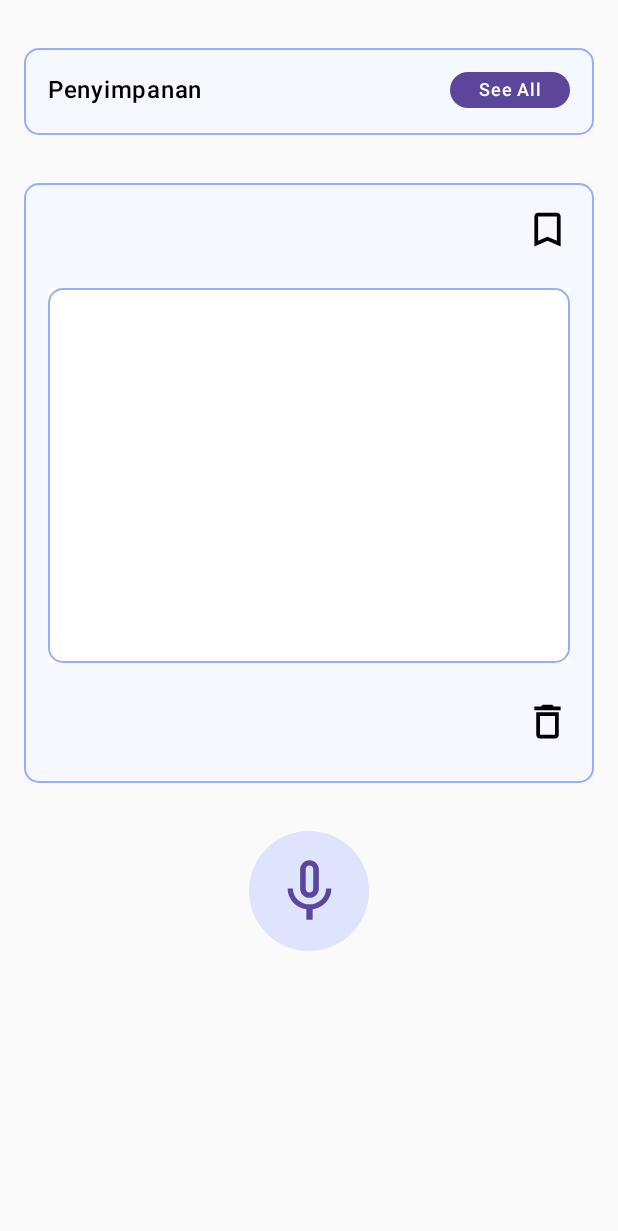
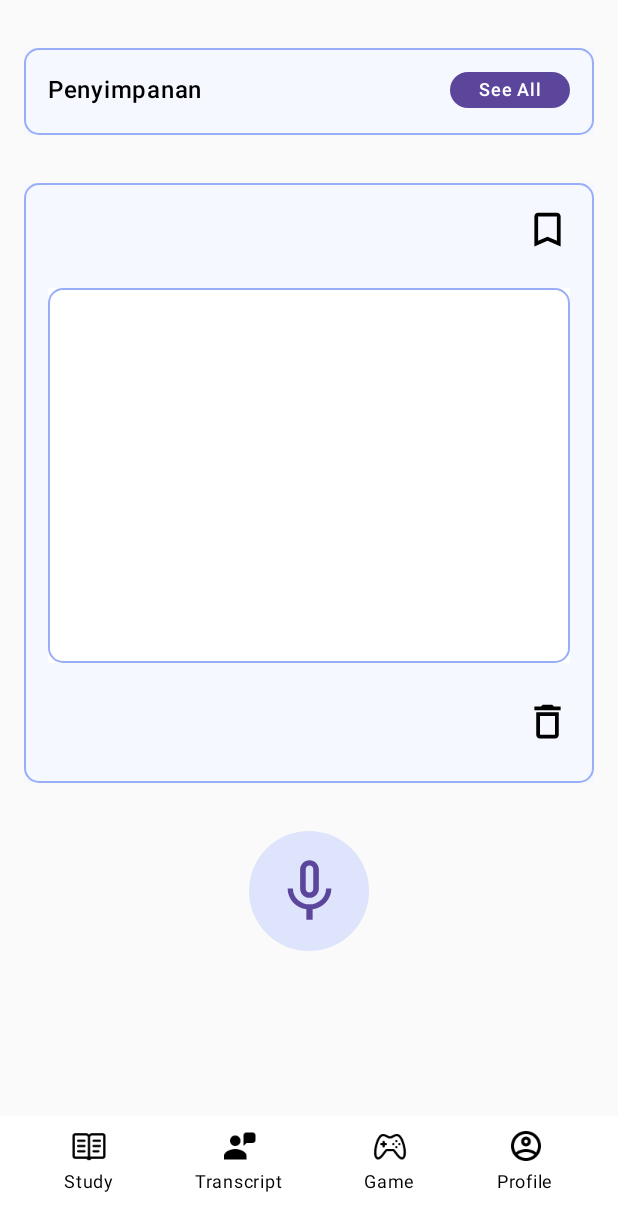
Before and after one commit to theressathebez/VP_ALP, an Android app built with Jetpack Compose: the STT screen opened through its navigation route, on a phone screen of 412 x 824 dp. Shown: the top 1231 px of the screen. Run offline under Robolectric (Android 15) with nearby library versions, the phone set to English and light mode, and no system bars.

Commit message:
punya matt

```diff
--- a/app/src/main/java/com/example/vp_alp/view/STTView.kt
+++ b/app/src/main/java/com/example/vp_alp/view/STTView.kt
@@ -11,8 +11,11 @@ import androidx.compose.foundation.layout.Box
 import androidx.compose.foundation.layout.Column
 import androidx.compose.foundation.layout.Row
 import androidx.compose.foundation.layout.Spacer
+import androidx.compose.foundation.layout.fillMaxHeight
+import androidx.compose.foundation.layout.fillMaxSize
 import androidx.compose.foundation.layout.fillMaxWidth
 import androidx.compose.foundation.layout.height
+import androidx.compose.foundation.layout.navigationBarsPadding
 import androidx.compose.foundation.layout.padding
 import androidx.compose.foundation.layout.size
 import androidx.compose.foundation.layout.width
@@ -32,28 +35,26 @@ import androidx.compose.ui.unit.dp
 import androidx.compose.ui.unit.sp
 import androidx.lifecycle.viewmodel.compose.viewModel
 import androidx.navigation.NavController
-import androidx.navigation.NavHostController
 import com.example.vp_alp.R
 import com.example.vp_alp.route.listScreen
-
 import com.example.vp_alp.viewmodel.STTViewModel
 
 @Composable
 fun STTView(
-    viewModel: STTViewModel
-    = viewModel(),
+    viewModel: STTViewModel = viewModel(),
     activity: Activity,
     navController: NavController
 ) {
     val text by viewModel.text.collectAsState()
     val context = LocalContext.current
+
     Column(
         modifier = Modifier
-            .fillMaxWidth()
+            .fillMaxSize()
             .padding(vertical = 16.dp, horizontal = 16.dp),
         horizontalAlignment = Alignment.CenterHorizontally
     ) {
-        // New Column with light blue background and dark blue border
+        // Column with light blue background and dark blue border
         Column(
             modifier = Modifier
                 .padding(vertical = 16.dp)
@@ -97,7 +98,6 @@ fun STTView(
                         fontSize = 12.sp,
                     )
                 }
-
             }
         }
         Column(
@@ -131,12 +131,12 @@ fun STTView(
                     .fillMaxWidth()
                     .width(380.dp)
                     .height(250.dp)
-                    .background(color = Color(0xFFFFFFFF)) // Light blue background
+                    .background(color = Color(0xFFFFFFFF)) // White background
                     .border(
                         border = BorderStroke(1.dp, Color(0xFF9AAEF8)), // Dark blue border
                         shape = RoundedCornerShape(10.dp)
                     )
-            )  {
+            ) {
                 Text(
                     text = "$text",
                     fontWeight = FontWeight.Normal,
@@ -150,7 +150,7 @@ fun STTView(
             ) {
                 Image(
                     painter = painterResource(id = R.drawable.baseline_delete_outline_24),
-                    contentDescription = "back",
+                    contentDescription = "delete",
                     modifier = Modifier
                         .padding(16.dp)
                         .width(30.dp)
@@ -178,5 +178,20 @@ fun STTView(
                 modifier = Modifier.size(50.dp)
             )
         }
+
+
+    }
+    Column {
+
+        Spacer(modifier = Modifier.weight(1f))
+
+        BottomNavigationBar(
+            modifier = Modifier
+                .fillMaxSize()
+                .background(Color.White)
+                .navigationBarsPadding(),
+            currentScreen = "transcript",
+            navController = navController
+        )
     }
 }
--- a/app/src/main/java/com/example/vp_alp/view/StudyView.kt
+++ b/app/src/main/java/com/example/vp_alp/view/StudyView.kt
@@ -116,7 +116,8 @@ fun StudyScroll(
                 .background(Color.White)
                 .padding(bottom = 16.dp)
                 .navigationBarsPadding(),
-            currentScreen = "study"
+            currentScreen = "study",
+            navController = navController
         )
     }
 }
--- a/app/src/main/java/com/example/vp_alp/view/TabBar.kt
+++ b/app/src/main/java/com/example/vp_alp/view/TabBar.kt
@@ -2,6 +2,7 @@ package com.example.vp_alp.view
 
 import androidx.compose.foundation.Image
 import androidx.compose.foundation.background
+import androidx.compose.foundation.clickable
 import androidx.compose.foundation.layout.Arrangement
 import androidx.compose.foundation.layout.Column
 import androidx.compose.foundation.layout.Row
@@ -16,12 +17,15 @@ import androidx.compose.ui.graphics.Color
 import androidx.compose.ui.res.painterResource
 import androidx.compose.ui.unit.dp
 import androidx.compose.ui.unit.sp
+import androidx.navigation.NavController
 import com.example.vp_alp.R
+import com.example.vp_alp.route.listScreen
 
 @Composable
 fun BottomNavigationBar(
     modifier: Modifier,
-    currentScreen: String
+    currentScreen: String,
+    navController: NavController
 ) {
     Row(
         modifier = Modifier
@@ -30,7 +34,12 @@ fun BottomNavigationBar(
             .padding(top= 8.dp, bottom = 24.dp, start = 16.dp, end = 16.dp),
         horizontalArrangement = Arrangement.SpaceAround
     ) {
-        Column(horizontalAlignment = Alignment.CenterHorizontally) {
+        Column(
+            horizontalAlignment = Alignment.CenterHorizontally,
+            modifier = Modifier.clickable {
+                navController.navigate("${listScreen.Study.name}")
+            }
+            ) {
             Image(
                 painter = painterResource(
                     if (currentScreen == "study")
@@ -48,7 +57,12 @@ fun BottomNavigationBar(
             )
         }
 
-        Column(horizontalAlignment = Alignment.CenterHorizontally) {
+        Column(
+            horizontalAlignment = Alignment.CenterHorizontally,
+            modifier = Modifier.clickable {
+                navController.navigate("${listScreen.STT.name}")
+            }
+        ) {
             Image(
                 painter = painterResource(
                     if (currentScreen == "transcript")
```
Also changed, not shown: app/src/main/java/com/example/vp_alp/route/AppRouting.kt (+5 -5 lines).
